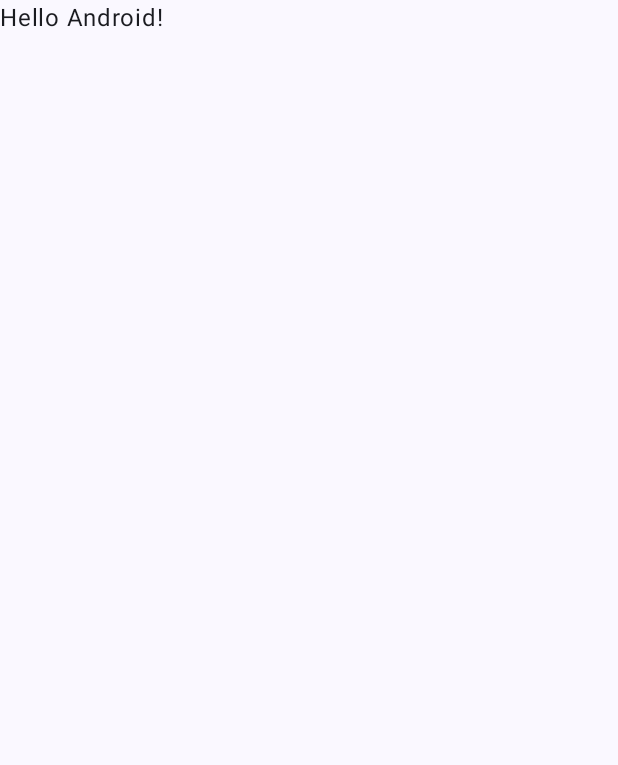
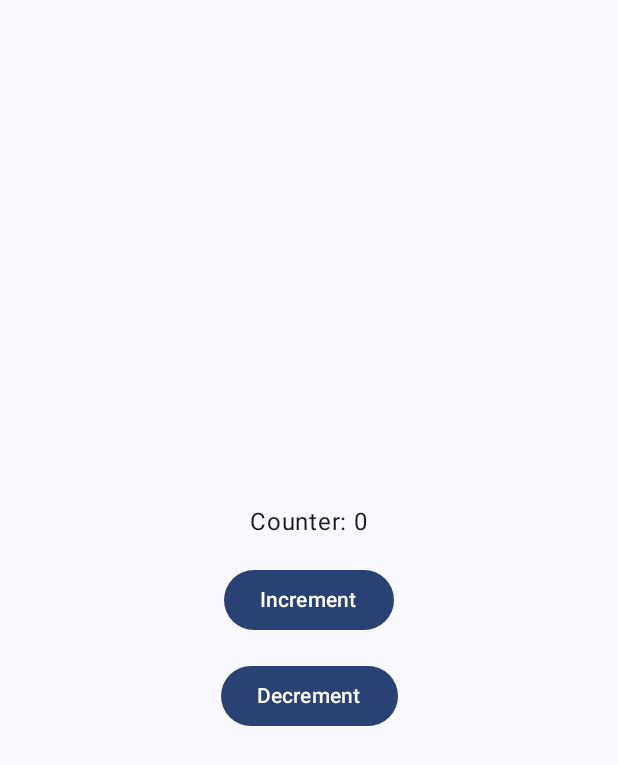
Before and after one commit to nishkarsh25/CounterAppMVVM, an Android app built with Jetpack Compose: the screen it shows after launch (MainActivity), on a phone screen of 412 x 824 dp. Before the commit the part shown is almost empty. Shown: the top 765 px of the screen. Run offline under Robolectric (Android 15) with nearby library versions, the phone set to English and light mode, and no system bars.

Commit message:
Implemented the mian activity using ViewModel

```diff
--- a/app/build.gradle.kts
+++ b/app/build.gradle.kts
@@ -59,6 +59,7 @@ dependencies {
     implementation("androidx.compose.ui:ui-graphics")
     implementation("androidx.compose.ui:ui-tooling-preview")
     implementation("androidx.compose.material3:material3")
+    implementation("androidx.lifecycle:lifecycle-viewmodel-compose:2.7.0")
     testImplementation("junit:junit:4.13.2")
     androidTestImplementation("androidx.test.ext:junit:1.1.5")
     androidTestImplementation("androidx.test.espresso:espresso-core:3.5.1")
--- a/app/src/main/java/eu/tutorials/counterapp/MainActivity.kt
+++ b/app/src/main/java/eu/tutorials/counterapp/MainActivity.kt
@@ -3,41 +3,63 @@ package eu.tutorials.counterapp
 import android.os.Bundle
 import androidx.activity.ComponentActivity
 import androidx.activity.compose.setContent
+import androidx.compose.foundation.layout.Arrangement
+import androidx.compose.foundation.layout.Column
+import androidx.compose.foundation.layout.Spacer
 import androidx.compose.foundation.layout.fillMaxSize
+import androidx.compose.foundation.layout.height
+import androidx.compose.material3.Button
 import androidx.compose.material3.MaterialTheme
 import androidx.compose.material3.Surface
 import androidx.compose.material3.Text
 import androidx.compose.runtime.Composable
+import androidx.compose.ui.Alignment
 import androidx.compose.ui.Modifier
 import androidx.compose.ui.tooling.preview.Preview
+import androidx.compose.ui.unit.dp
+import androidx.lifecycle.viewmodel.compose.viewModel
 import eu.tutorials.counterapp.ui.theme.CounterAppTheme
 
 class MainActivity : ComponentActivity() {
     override fun onCreate(savedInstanceState: Bundle?) {
         super.onCreate(savedInstanceState)
         setContent {
+            val viewModel: CounterViewModel = viewModel()
             CounterAppTheme {
                 // A surface container using the 'background' color from the theme
                 Surface(modifier = Modifier.fillMaxSize(), color = MaterialTheme.colorScheme.background) {
-                    Greeting("Android")
+                    CounterScreen(viewModel)
                 }
             }
         }
     }
+
+
 }
 
 @Composable
-fun Greeting(name: String, modifier: Modifier = Modifier) {
-    Text(
-        text = "Hello $name!",
-        modifier = modifier
-    )
-}
+fun CounterScreen(viewModel: CounterViewModel) {
+    val count = viewModel.count
 
-@Preview(showBackground = true)
-@Composable
-fun GreetingPreview() {
-    CounterAppTheme {
-        Greeting("Android")
+    Column(
+        modifier = Modifier.fillMaxSize(),
+        verticalArrangement = Arrangement.Center,
+        horizontalAlignment = Alignment.CenterHorizontally
+    ) {
+        Text(
+            text = "Counter: ${count.value}",
+        )
+
+        Spacer(modifier = Modifier.height(16.dp))
+
+        Button(onClick = { viewModel.increment() }) {
+            Text(text = "Increment")
+        }
+
+        Spacer(modifier = Modifier.height(16.dp))
+
+        Button(onClick = { viewModel.decrement() }) {
+            Text(text = "Decrement")
+        }
     }
 }
```
